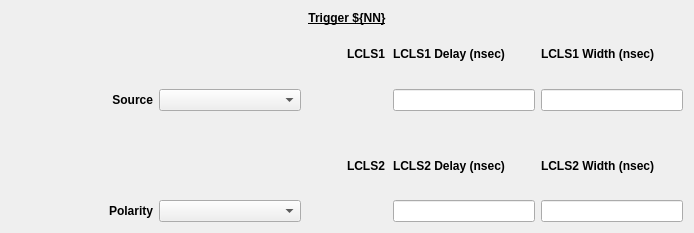
Qt form tpr_trigger_screen.ui (cristinasewell/ATCA_PyDM_Screens) before a commit.
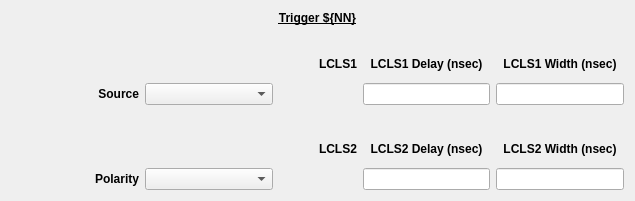
The same form after that commit. Custom widgets are drawn as their Qt base class.

```diff
--- a/tpr_trigger_screen.ui
+++ b/tpr_trigger_screen.ui
@@ -6,8 +6,8 @@
    <rect>
     <x>0</x>
     <y>0</y>
-    <width>694</width>
-    <height>233</height>
+    <width>635</width>
+    <height>201</height>
    </rect>
   </property>
   <property name="windowTitle">
@@ -39,62 +39,7 @@
      <property name="verticalSpacing">
       <number>12</number>
      </property>
-     <item row="4" column="4">
-      <widget class="QLabel" name="label_7">
-       <property name="font">
-        <font>
-         <weight>75</weight>
-         <bold>true</bold>
-        </font>
-       </property>
-       <property name="text">
-        <string>LCLS2 Delay (nsec)</string>
-       </property>
-      </widget>
-     </item>
-     <item row="4" column="5">
-      <widget class="QLabel" name="label_9">
-       <property name="font">
-        <font>
-         <weight>75</weight>
-         <bold>true</bold>
-        </font>
-       </property>
-       <property name="text">
-        <string>LCLS2 Width (nsec)</string>
-       </property>
-      </widget>
-     </item>
-     <item row="0" column="5">
-      <widget class="QLabel" name="label_8">
-       <property name="font">
-        <font>
-         <weight>75</weight>
-         <bold>true</bold>
-        </font>
-       </property>
-       <property name="text">
-        <string>LCLS1 Width (nsec)</string>
-       </property>
-      </widget>
-     </item>
-     <item row="2" column="5">
-      <widget class="PyDMLineEdit" name="PyDMLineEdit_3">
-       <property name="sizePolicy">
-        <sizepolicy hsizetype="Expanding" vsizetype="Fixed">
-         <horstretch>1</horstretch>
-         <verstretch>1</verstretch>
-        </sizepolicy>
-       </property>
-       <property name="toolTip">
-        <string/>
-       </property>
-       <property name="channel" stdset="0">
-        <string>ca://TPR:${LOCA}:${IOC_UNIT}:${INST}:TRG${NN}_SYS0_TWID</string>
-       </property>
-      </widget>
-     </item>
-     <item row="4" column="3">
+     <item row="3" column="3">
       <widget class="QLabel" name="label_3">
        <property name="font">
         <font>
@@ -105,39 +50,13 @@
        <property name="text">
         <string>LCLS2</string>
        </property>
-      </widget>
-     </item>
-     <item row="0" column="4">
-      <widget class="QLabel" name="label_6">
-       <property name="font">
-        <font>
-         <weight>75</weight>
-         <bold>true</bold>
-        </font>
+       <property name="alignment">
+        <set>Qt::AlignBottom|Qt::AlignHCenter</set>
        </property>
-       <property name="text">
-        <string>LCLS1 Delay (nsec)</string>
-       </property>
       </widget>
      </item>
-     <item row="2" column="4">
-      <widget class="PyDMLineEdit" name="PyDMLineEdit">
-       <property name="sizePolicy">
-        <sizepolicy hsizetype="Expanding" vsizetype="Fixed">
-         <horstretch>1</horstretch>
-         <verstretch>1</verstretch>
-        </sizepolicy>
-       </property>
-       <property name="toolTip">
-        <string/>
-       </property>
-       <property name="channel" stdset="0">
-        <string>ca://TPR:${LOCA}:${IOC_UNIT}:${INST}:TRG${NN}_SYS0_TDES</string>
-       </property>
-      </widget>
-     </item>
-     <item row="2" column="3">
-      <widget class="PyDMEnumButton" name="PyDMEnumButton">
+     <item row="4" column="3">
+      <widget class="PyDMEnumButton" name="PyDMEnumButton_2">
        <property name="sizePolicy">
         <sizepolicy hsizetype="Maximum" vsizetype="Preferred">
          <horstretch>0</horstretch>
@@ -157,7 +76,7 @@
         <string notr="true">QPushButton{font: 8px;}</string>
        </property>
        <property name="channel" stdset="0">
-        <string>ca://TPR:${LOCA}:${IOC_UNIT}:${INST}:TRG${NN}_SYS0_TCTL </string>
+        <string>ca://TPR:${LOCA}:${IOC_UNIT}:${INST}:TRG${NN}</string>
        </property>
        <property name="orientation" stdset="0">
         <enum>Qt::Horizontal</enum>
@@ -182,7 +101,77 @@
        </property>
       </widget>
      </item>
-     <item row="2" column="1">
+     <item row="4" column="0">
+      <widget class="QLabel" name="label_5">
+       <property name="font">
+        <font>
+         <weight>75</weight>
+         <bold>true</bold>
+        </font>
+       </property>
+       <property name="text">
+        <string>Polarity</string>
+       </property>
+       <property name="alignment">
+        <set>Qt::AlignRight|Qt::AlignTrailing|Qt::AlignVCenter</set>
+       </property>
+      </widget>
+     </item>
+     <item row="3" column="5">
+      <widget class="QLabel" name="label_9">
+       <property name="font">
+        <font>
+         <weight>75</weight>
+         <bold>true</bold>
+        </font>
+       </property>
+       <property name="text">
+        <string>LCLS2 Width (nsec)</string>
+       </property>
+       <property name="alignment">
+        <set>Qt::AlignBottom|Qt::AlignHCenter</set>
+       </property>
+      </widget>
+     </item>
+     <item row="1" column="0">
+      <widget class="QLabel" name="label_4">
+       <property name="sizePolicy">
+        <sizepolicy hsizetype="Preferred" vsizetype="Preferred">
+         <horstretch>1</horstretch>
+         <verstretch>1</verstretch>
+        </sizepolicy>
+       </property>
+       <property name="font">
+        <font>
+         <weight>75</weight>
+         <bold>true</bold>
+        </font>
+       </property>
+       <property name="text">
+        <string>Source</string>
+       </property>
+       <property name="alignment">
+        <set>Qt::AlignRight|Qt::AlignTrailing|Qt::AlignVCenter</set>
+       </property>
+      </widget>
+     </item>
+     <item row="3" column="4">
+      <widget class="QLabel" name="label_7">
+       <property name="font">
+        <font>
+         <weight>75</weight>
+         <bold>true</bold>
+        </font>
+       </property>
+       <property name="text">
+        <string>LCLS2 Delay (nsec)</string>
+       </property>
+       <property name="alignment">
+        <set>Qt::AlignBottom|Qt::AlignHCenter</set>
+       </property>
+      </widget>
+     </item>
+     <item row="1" column="1">
       <widget class="PyDMEnumComboBox" name="PyDMEnumComboBox">
        <property name="sizePolicy">
         <sizepolicy hsizetype="Preferred" vsizetype="Fixed">
@@ -198,7 +187,39 @@
        </property>
       </widget>
      </item>
-     <item row="5" column="4">
+     <item row="0" column="4">
+      <widget class="QLabel" name="label_6">
+       <property name="font">
+        <font>
+         <weight>75</weight>
+         <bold>true</bold>
+        </font>
+       </property>
+       <property name="text">
+        <string>LCLS1 Delay (nsec)</string>
+       </property>
+       <property name="alignment">
+        <set>Qt::AlignBottom|Qt::AlignHCenter</set>
+       </property>
+      </widget>
+     </item>
+     <item row="1" column="5">
+      <widget class="PyDMLineEdit" name="PyDMLineEdit_3">
+       <property name="sizePolicy">
+        <sizepolicy hsizetype="Expanding" vsizetype="Fixed">
+         <horstretch>1</horstretch>
+         <verstretch>1</verstretch>
+        </sizepolicy>
+       </property>
+       <property name="toolTip">
+        <string/>
+       </property>
+       <property name="channel" stdset="0">
+        <string>ca://TPR:${LOCA}:${IOC_UNIT}:${INST}:TRG${NN}_SYS0_TWID</string>
+       </property>
+      </widget>
+     </item>
+     <item row="4" column="4">
       <widget class="PyDMLineEdit" name="PyDMLineEdit_2">
        <property name="toolTip">
         <string/>
@@ -208,16 +229,6 @@
        </property>
       </widget>
      </item>
-     <item row="5" column="1">
-      <widget class="PyDMEnumComboBox" name="PyDMEnumComboBox_2">
-       <property name="toolTip">
-        <string/>
-       </property>
-       <property name="channel" stdset="0">
-        <string>ca://TPR:${LOCA}:${IOC_UNIT}:${INST}:TRG${NN}_TPOL</string>
-       </property>
-      </widget>
-     </item>
      <item row="0" column="3">
       <widget class="QLabel" name="label_2">
        <property name="font">
@@ -229,31 +240,12 @@
        <property name="text">
         <string>LCLS1</string>
        </property>
-      </widget>
-     </item>
-     <item row="2" column="0">
-      <widget class="QLabel" name="label_4">
-       <property name="sizePolicy">
-        <sizepolicy hsizetype="Preferred" vsizetype="Preferred">
-         <horstretch>1</horstretch>
-         <verstretch>1</verstretch>
-        </sizepolicy>
-       </property>
-       <property name="font">
-        <font>
-         <weight>75</weight>
-         <bold>true</bold>
-        </font>
-       </property>
-       <property name="text">
-        <string>Source</string>
-       </property>
        <property name="alignment">
-        <set>Qt::AlignRight|Qt::AlignTrailing|Qt::AlignVCenter</set>
+        <set>Qt::AlignBottom|Qt::AlignHCenter</set>
        </property>
       </widget>
      </item>
-     <item row="5" column="5">
+     <item row="4" column="5">
       <widget class="PyDMLineEdit" name="PyDMLineEdit_4">
        <property name="toolTip">
         <string/>
@@ -263,7 +255,7 @@
        </property>
       </widget>
      </item>
-     <item row="2" column="2">
+     <item row="1" column="2">
       <spacer name="horizontalSpacer_2">
        <property name="orientation">
         <enum>Qt::Horizontal</enum>
@@ -276,21 +268,24 @@
        </property>
       </spacer>
      </item>
-     <item row="3" column="3">
-      <spacer name="horizontalSpacer">
-       <property name="orientation">
-        <enum>Qt::Horizontal</enum>
+     <item row="1" column="4">
+      <widget class="PyDMLineEdit" name="PyDMLineEdit">
+       <property name="sizePolicy">
+        <sizepolicy hsizetype="Expanding" vsizetype="Fixed">
+         <horstretch>1</horstretch>
+         <verstretch>1</verstretch>
+        </sizepolicy>
        </property>
-       <property name="sizeHint" stdset="0">
-        <size>
-         <width>40</width>
-         <height>20</height>
-        </size>
+       <property name="toolTip">
+        <string/>
        </property>
-      </spacer>
+       <property name="channel" stdset="0">
+        <string>ca://TPR:${LOCA}:${IOC_UNIT}:${INST}:TRG${NN}_SYS0_TDES</string>
+       </property>
+      </widget>
      </item>
-     <item row="5" column="0">
-      <widget class="QLabel" name="label_5">
+     <item row="0" column="5">
+      <widget class="QLabel" name="label_8">
        <property name="font">
         <font>
          <weight>75</weight>
@@ -298,15 +293,25 @@
         </font>
        </property>
        <property name="text">
-        <string>Polarity</string>
+        <string>LCLS1 Width (nsec)</string>
        </property>
        <property name="alignment">
-        <set>Qt::AlignRight|Qt::AlignTrailing|Qt::AlignVCenter</set>
+        <set>Qt::AlignBottom|Qt::AlignHCenter</set>
        </property>
       </widget>
      </item>
-     <item row="5" column="3">
-      <widget class="PyDMEnumButton" name="PyDMEnumButton_2">
+     <item row="4" column="1">
+      <widget class="PyDMEnumComboBox" name="PyDMEnumComboBox_2">
+       <property name="toolTip">
+        <string/>
+       </property>
+       <property name="channel" stdset="0">
+        <string>ca://TPR:${LOCA}:${IOC_UNIT}:${INST}:TRG${NN}_TPOL</string>
+       </property>
+      </widget>
+     </item>
+     <item row="1" column="3">
+      <widget class="PyDMEnumButton" name="PyDMEnumButton">
        <property name="sizePolicy">
         <sizepolicy hsizetype="Maximum" vsizetype="Preferred">
          <horstretch>0</horstretch>
@@ -326,7 +331,7 @@
         <string notr="true">QPushButton{font: 8px;}</string>
        </property>
        <property name="channel" stdset="0">
-        <string>ca://TPR:${LOCA}:${IOC_UNIT}:${INST}:TRG${NN}</string>
+        <string>ca://TPR:${LOCA}:${IOC_UNIT}:${INST}:TRG${NN}_SYS0_TCTL </string>
        </property>
        <property name="orientation" stdset="0">
         <enum>Qt::Horizontal</enum>
```
